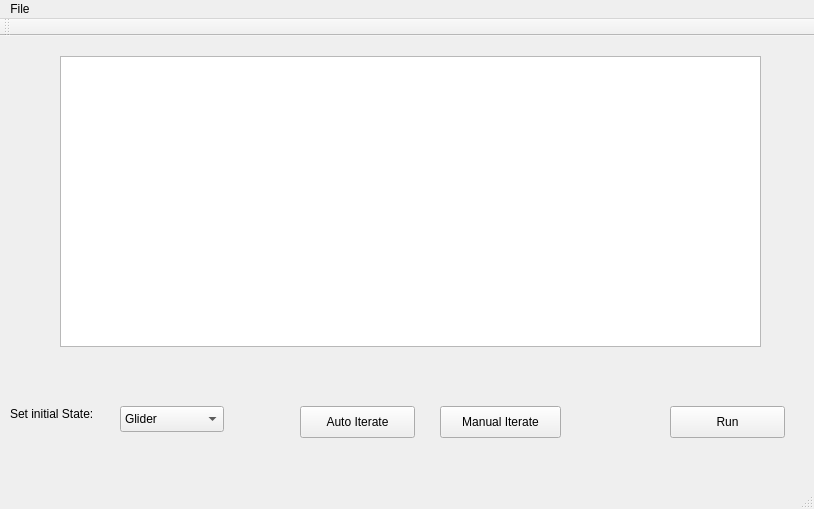
oysmal/GameOfLife, file mainwindow.ui: the form before one commit.
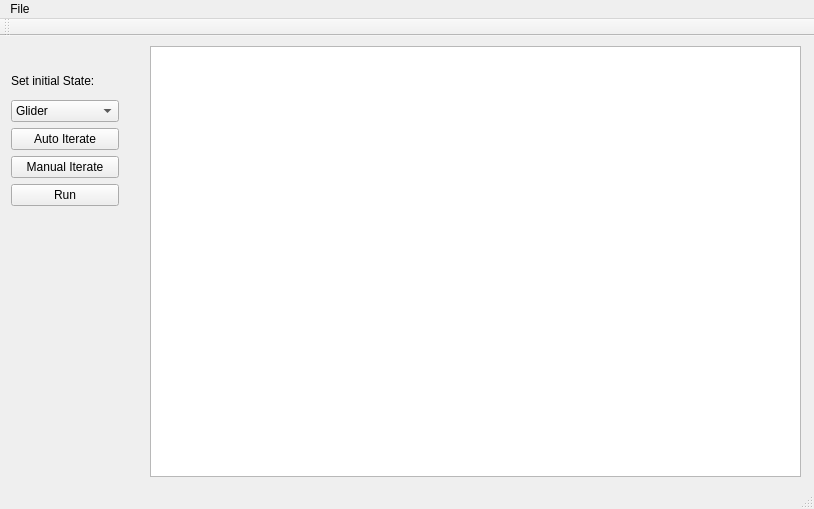
The form after the commit.

The edit to the form file:
```diff
--- a/mainwindow.ui
+++ b/mainwindow.ui
@@ -14,82 +14,64 @@
    <string>MainWindow</string>
   </property>
   <widget class="QWidget" name="centralWidget">
+   <widget class="QGraphicsView" name="graphicsView">
+    <property name="geometry">
+     <rect>
+      <x>150</x>
+      <y>10</y>
+      <width>651</width>
+      <height>431</height>
+     </rect>
+    </property>
+   </widget>
+   <widget class="QWidget" name="">
+    <property name="geometry">
+     <rect>
+      <x>0</x>
+      <y>20</y>
+      <width>130</width>
+      <height>161</height>
+     </rect>
+    </property>
+    <layout class="QVBoxLayout" name="verticalLayout">
+     <item>
    <widget class="QLabel" name="setInitialStateLabel">
-    <property name="geometry">
-     <rect>
-      <x>10</x>
-      <y>370</y>
-      <width>101</width>
-      <height>16</height>
-     </rect>
-    </property>
     <property name="text">
      <string>Set initial State:</string>
     </property>
    </widget>
+     </item>
+     <item>
    <widget class="QComboBox" name="setStateComboBox">
-    <property name="geometry">
-     <rect>
-      <x>120</x>
-      <y>370</y>
-      <width>104</width>
-      <height>26</height>
-     </rect>
-    </property>
     <item>
      <property name="text">
       <string>Glider</string>
      </property>
     </item>
    </widget>
-   <widget class="QPushButton" name="runButton">
-    <property name="geometry">
-     <rect>
-      <x>670</x>
-      <y>370</y>
-      <width>115</width>
-      <height>32</height>
-     </rect>
-    </property>
-    <property name="text">
-     <string>Run</string>
-    </property>
-   </widget>
+     </item>
+     <item>
    <widget class="QPushButton" name="autoIterateButton">
-    <property name="geometry">
-     <rect>
-      <x>300</x>
-      <y>370</y>
-      <width>115</width>
-      <height>32</height>
-     </rect>
-    </property>
     <property name="text">
      <string>Auto Iterate</string>
     </property>
    </widget>
+     </item>
+     <item>
    <widget class="QPushButton" name="manualIterateButton">
-    <property name="geometry">
-     <rect>
-      <x>440</x>
-      <y>370</y>
-      <width>121</width>
-      <height>32</height>
-     </rect>
-    </property>
     <property name="text">
      <string>Manual Iterate</string>
     </property>
    </widget>
-   <widget class="QGraphicsView" name="graphicsView">
-    <property name="geometry">
-     <rect>
-      <x>60</x>
-      <y>20</y>
-      <width>701</width>
-      <height>291</height>
-     </rect>
-    </property>
+     </item>
+     <item>
+      <widget class="QPushButton" name="runButton">
+       <property name="text">
+        <string>Run</string>
+       </property>
+      </widget>
+     </item>
+    </layout>
    </widget>
   </widget>
   <widget class="QMenuBar" name="menuBar">
```
Lines whose indentation alone changed are shown as unchanged.
